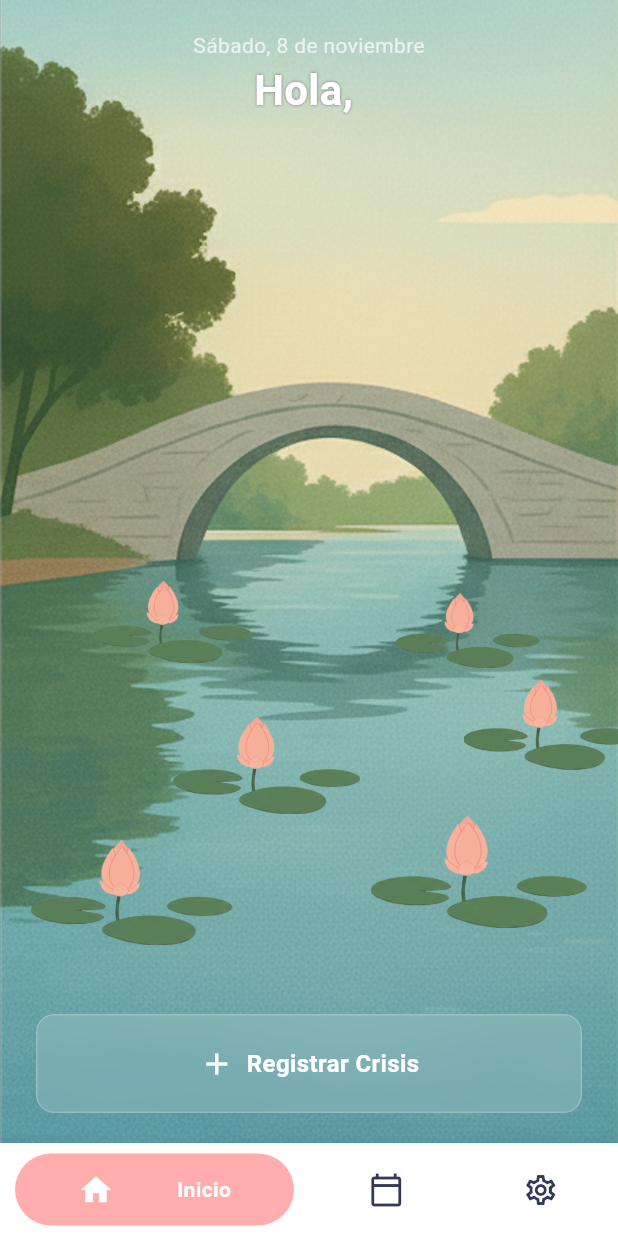
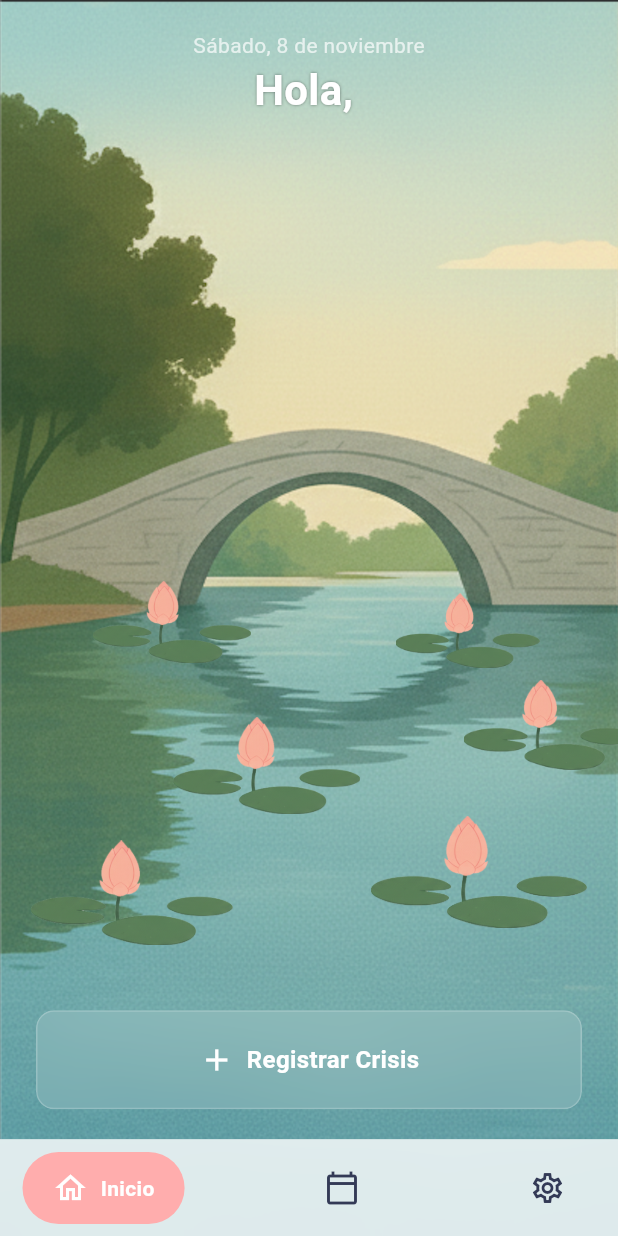
Before and after one commit to janisepulveda/auna, a Flutter app: the MainScaffold screen opened directly, on a phone screen of 412 x 824 dp. Run offline on Flutter 3.47's test engine with Material 3 defaults, Android fonts, the phone set to English and light mode, and no system bars; drawn by our look-alikes of bubble_bottom_bar, google_nav_bar; our stand-ins replace pdf, permission_handler, shared_preferences, table_calendar; missing offline and left inert: flutter_reactive_ble, open_file_plus; accounts and stored records are empty.

Commit message:
arreglar errores

```diff
--- a/auna_app/lib/main_scaffold.dart
+++ b/auna_app/lib/main_scaffold.dart
@@ -1,6 +1,7 @@
 // lib/main_scaffold.dart
 import 'package:flutter/material.dart';
-import 'package:bubble_bottom_bar/bubble_bottom_bar.dart'; // <-- 1. Importa el paquete correcto
+import 'dart:ui'; // Para el ImageFilter
+import 'package:google_nav_bar/google_nav_bar.dart'; // <-- 1. Importa el nuevo paquete
 import 'home_screen.dart';
 import 'history_screen.dart';
 import 'settings_screen.dart';
@@ -21,74 +22,80 @@ class _MainScaffoldState extends State<MainScaffold> {
     SettingsScreen(),
   ];
 
-  // Tu color rosado
+  // Definimos tu color rosado personalizado
   final Color customSelectedColor = const Color(0xFFFFADAD);
-  // Color para íconos no seleccionados (el azul oscuro de tu tema)
+  // Color para los íconos no seleccionados (usamos el primario de tu tema)
   final Color customIconColor = const Color(0xFF333A56);
 
   @override
   Widget build(BuildContext context) {
     return Scaffold(
-      // IMPORTANTE: Quitamos 'extendBody: true'
-      // Esta barra necesita un fondo sólido
+      extendBody: true, // Mantenemos esto para el efecto "liquid glass"
       body: Center(
         child: _widgetOptions.elementAt(_selectedIndex),
       ),
 
       // --- REEMPLAZAMOS EL BOTTOMNAVIGATIONBAR ---
-      bottomNavigationBar: BubbleBottomBar(
-        backgroundColor: Colors.white, // Fondo blanco sólido
-        elevation: 8, // Sombra para que "flote"
-        opacity: 1, // Sin transparencias
+      bottomNavigationBar: ClipRect(
+        child: BackdropFilter(
+          filter: ImageFilter.blur(sigmaX: 15, sigmaY: 15),
+          child: Container(
+            // El contenedor de vidrio que ya tenías
+            decoration: BoxDecoration(
+              color: const Color(0xCCFFFFFF), // Blanco ~80% opacidad
+              border: Border(
+                top: BorderSide(
+                  color: const Color(0x4DFFFFFF), // Blanco 30%
+                  width: 0.5,
+                ),
+              ),
+            ),
+            // SafeArea para evitar que los íconos queden debajo de la barra de inicio
+            child: SafeArea(
+              child: Padding(
+                padding: const EdgeInsets.symmetric(horizontal: 15.0, vertical: 8.0),
+                child: GNav(
+                  // --- ESTILO DE GNAV ---
+                  rippleColor: customSelectedColor.withAlpha(50), // Color del "splash"
+                  hoverColor: customSelectedColor.withAlpha(30),  // Color al pasar el mouse
+                  gap: 8, // Espacio entre ícono y texto
+                  activeColor: Colors.white, // Color del texto e ícono DENTRO de la cápsula
+                  iconSize: 24,
+                  padding: const EdgeInsets.symmetric(horizontal: 20, vertical: 12), // Padding de la cápsula
+                  duration: const Duration(milliseconds: 300), // Velocidad de la animación
 
-        currentIndex: _selectedIndex,
-        onTap: (index) {
-          if (index != null) { // El paquete puede devolver null
+                  // ¡LA MAGIA! Define el color de la cápsula deslizante
+                  tabBackgroundColor: customSelectedColor,
+
+                  // Color de los íconos NO seleccionados
+                  color: customIconColor,
+
+                  // Definición de las pestañas
+                  tabs: const [
+                    GButton(
+                      icon: Icons.home_outlined,
+                      text: 'Inicio',
+                    ),
+                    GButton(
+                      icon: Icons.calendar_today_outlined,
+                      text: 'Historial',
+                    ),
+                    GButton(
+                      icon: Icons.settings_outlined,
+                      text: 'Configuración',
+                    ),
+                  ],
+                  selectedIndex: _selectedIndex,
+                  onTabChange: (index) {
                     setState(() {
                       _selectedIndex = index;
                     });
-          }
                   },
-
-        // --- Definición de las pestañas (Items) ---
-        items: <BubbleBottomBarItem>[
-          BubbleBottomBarItem(
-            backgroundColor: customSelectedColor, // El color de la "burbuja"
-            icon: Icon(
-              Icons.home_outlined,
-              color: customIconColor, // Color del ícono inactivo
                 ),
-            activeIcon: const Icon(
-              Icons.home,
-              color: Colors.white, // Color del ícono activo (dentro de la burbuja)
               ),
-            title: const Text('Inicio', style: TextStyle(color: Colors.white)),
             ),
-          BubbleBottomBarItem(
-            backgroundColor: customSelectedColor,
-            icon: Icon(
-              Icons.calendar_today_outlined,
-              color: customIconColor,
           ),
-            activeIcon: const Icon(
-              Icons.calendar_today,
-              color: Colors.white,
         ),
-            title: const Text('Historial', style: TextStyle(color: Colors.white)),
-          ),
-          BubbleBottomBarItem(
-            backgroundColor: customSelectedColor,
-            icon: Icon(
-              Icons.settings_outlined,
-              color: customIconColor,
-            ),
-            activeIcon: const Icon(
-              Icons.settings,
-              color: Colors.white,
-            ),
-            title: const Text('Configuración', style: TextStyle(color: Colors.white)),
-          ),
-        ],
       ),
       // --- FIN DEL REEMPLAZO ---
     );
--- a/auna_app/pubspec.yaml
+++ b/auna_app/pubspec.yaml
@@ -37,7 +37,7 @@ dependencies:
   pdf: ^3.10.8
   path_provider: ^2.1.3
   open_file_plus: ^3.4.1
-  bubble_bottom_bar: ^2.0.0
+  google_nav_bar: ^5.0.6
 
   # The following adds the Cupertino Icons font to your application.
   # Use with the CupertinoIcons class for iOS style icons.
```
Also changed, not shown: auna_app/pubspec.lock. Lines whose indentation alone changed are shown as unchanged.
